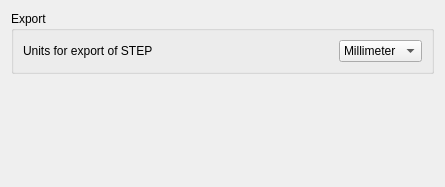
First picture: the form in src/Mod/Part/Gui/DlgImportExportStep.ui, repository berndhahnebach/All_FreeCAD, before the edit.
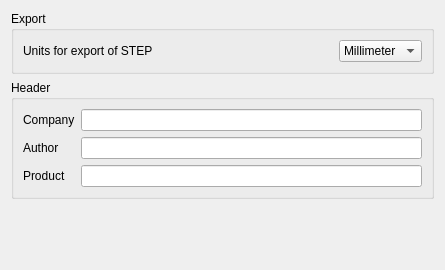
Second picture: the form after the edit.

Commit message: + customize STEP header

```diff
--- a/src/Mod/Part/Gui/DlgImportExportStep.ui
+++ b/src/Mod/Part/Gui/DlgImportExportStep.ui
@@ -7,13 +7,13 @@
     <x>0</x>
     <y>0</y>
     <width>445</width>
-    <height>187</height>
+    <height>270</height>
    </rect>
   </property>
   <property name="windowTitle">
    <string>STEP</string>
   </property>
-  <layout class="QGridLayout" name="gridLayout_2">
+  <layout class="QGridLayout" name="gridLayout_3">
    <item row="0" column="0">
     <widget class="QGroupBox" name="groupBox">
      <property name="title">
@@ -63,6 +63,45 @@
     </widget>
    </item>
    <item row="1" column="0">
+    <widget class="QGroupBox" name="groupBoxHeader">
+     <property name="title">
+      <string>Header</string>
+     </property>
+     <layout class="QGridLayout" name="gridLayout_2">
+      <item row="0" column="0">
+       <widget class="QLabel" name="label_2">
+        <property name="text">
+         <string>Company</string>
+        </property>
+       </widget>
+      </item>
+      <item row="0" column="1">
+       <widget class="QLineEdit" name="lineEditCompany"/>
+      </item>
+      <item row="1" column="0">
+       <widget class="QLabel" name="label_3">
+        <property name="text">
+         <string>Author</string>
+        </property>
+       </widget>
+      </item>
+      <item row="1" column="1">
+       <widget class="QLineEdit" name="lineEditAuthor"/>
+      </item>
+      <item row="2" column="0">
+       <widget class="QLabel" name="label_4">
+        <property name="text">
+         <string>Product</string>
+        </property>
+       </widget>
+      </item>
+      <item row="2" column="1">
+       <widget class="QLineEdit" name="lineEditProduct"/>
+      </item>
+     </layout>
+    </widget>
+   </item>
+   <item row="2" column="0">
     <spacer name="verticalSpacer">
      <property name="orientation">
       <enum>Qt::Vertical</enum>
```
The commit also changes 3 other files.
